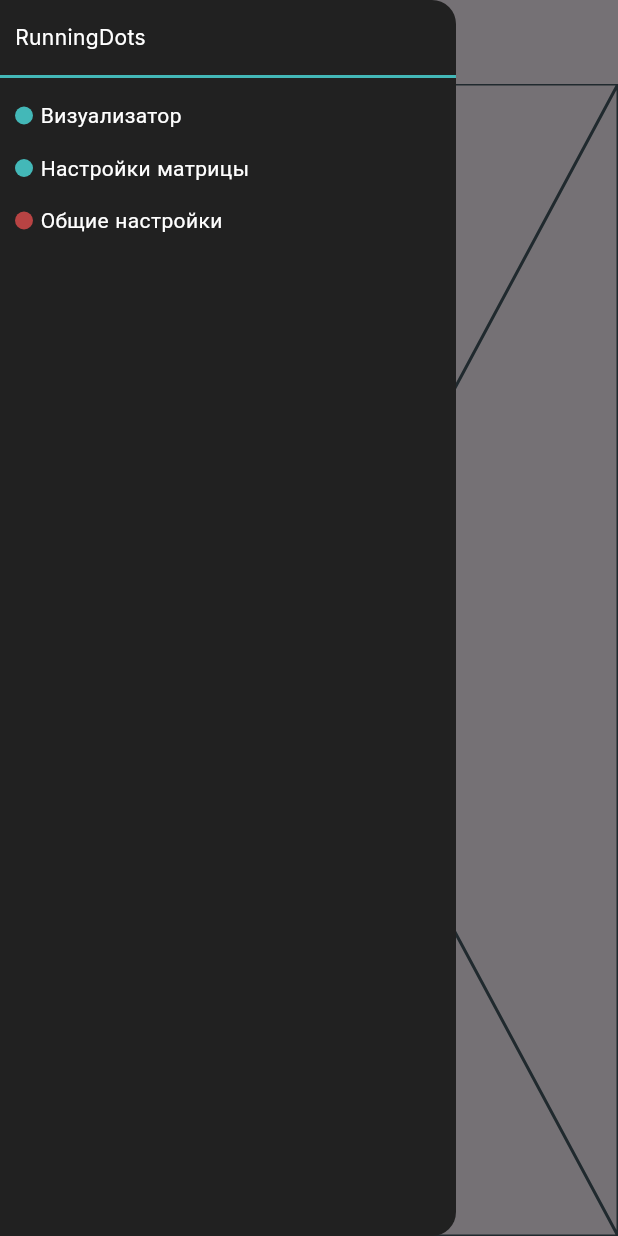
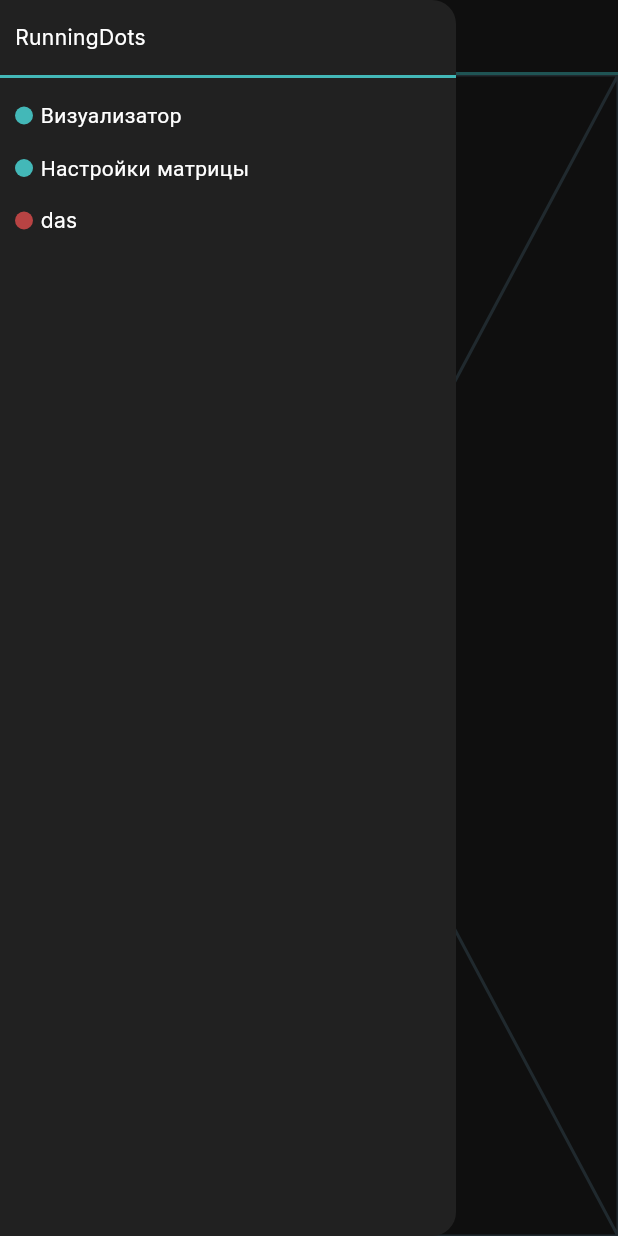
Before and after one commit to Dontlikeouy/runningdots, a Flutter app: the screen it shows after launch, with the side drawer open, on a phone screen of 412 x 824 dp. Run offline on Flutter 3.47's test engine with Material 3 defaults, Android fonts, the phone set to English and light mode, and no system bars.

Commit message:
Changes: 	new file:   lib/assets/names.dart 	new file:   lib/assets/style.dart 	modified:   lib/main.dart      добавил анимацию нажатия на кнопки в боковой панели      изменил AppBar

```diff
--- /dev/null
+++ b/lib/assets/names.dart
@@ -0,0 +1,3 @@
+class AppNames {
+  static const String title = "RunningDots";
+}
--- /dev/null
+++ b/lib/assets/style.dart
@@ -0,0 +1,5 @@
+import 'package:flutter/material.dart';
+
+class AppStyles {
+  static const text = TextStyle(fontSize: 14, fontWeight: FontWeight.w400, color: Colors.white, decorationColor: Colors.white);
+}
--- a/lib/main.dart
+++ b/lib/main.dart
@@ -1,5 +1,7 @@
 import 'package:flutter/material.dart';
 import 'package:runningdots/assets/colors.dart';
+import 'package:runningdots/assets/names.dart';
+import 'package:runningdots/assets/style.dart';
 import 'package:runningdots/page/visualizer.dart';
 
 void main() => runApp(const App());
@@ -13,42 +15,62 @@ class App extends StatefulWidget {
 
 class _AppState extends State<App> {
   final _title = 'RunningDots';
-  Widget _page = const Visualizer();
-
-  void _updatePage(Widget page) {
-    setState(() {
-      _page = page;
-    });
-  }
 
   @override
   Widget build(BuildContext context) {
     double screenWidth = MediaQuery.of(context).size.width;
-    const textStyle = TextStyle(fontSize: 14, fontWeight: FontWeight.w400, color: Colors.white, decorationColor: Colors.white);
     return MaterialApp(
       title: _title,
       theme: ThemeData(
-          fontFamily: 'Inter',
-          textTheme: const TextTheme(
-            displayLarge: textStyle,
-            displayMedium: textStyle,
-            displaySmall: textStyle,
-            headlineLarge: textStyle,
-            headlineMedium: textStyle,
-            headlineSmall: textStyle,
-            titleLarge: textStyle,
-            titleMedium: textStyle,
-            titleSmall: textStyle,
-            bodyLarge: textStyle,
-            bodyMedium: textStyle,
-            bodySmall: textStyle,
-            labelLarge: textStyle,
-            labelMedium: textStyle,
-            labelSmall: textStyle,
-          )),
-      home: Scaffold(
+          fontFamily: 'Inter', textTheme: const TextTheme(displayLarge: AppStyles.text, displayMedium: AppStyles.text, displaySmall: AppStyles.text, headlineLarge: AppStyles.text, headlineMedium: AppStyles.text, headlineSmall: AppStyles.text, titleLarge: AppStyles.text, titleMedium: AppStyles.text, titleSmall: AppStyles.text, bodyLarge: AppStyles.text, bodyMedium: AppStyles.text, bodySmall: AppStyles.text, labelLarge: AppStyles.text, labelMedium: AppStyles.text, labelSmall: AppStyles.text)),
+      home: Home(),
+    );
+  }
+}
+
+class Home extends StatefulWidget {
+  const Home({super.key});
+
+  @override
+  State<Home> createState() => _HomeState();
+}
+
+class _HomeState extends State<Home> {
+  Widget _page = const Visualizer();
+
+  @override
+  Widget build(BuildContext context) {
+    return Scaffold(
+      backgroundColor: AppColors.background,
       //Title
-        appBar: AppBar(title: Text(_title)),
+      appBar: AppBar(
+        toolbarHeight: 50,
+        elevation: 0.0,
+        shape: const Border(
+          bottom: BorderSide(color: AppColors.primary, width: 2),
+        ),
+        backgroundColor: Colors.transparent,
+        leading: Builder(
+          builder: (context) {
+            return Material(
+              color: AppColors.primary,
+              child: InkWell(
+                child: const Icon(
+                  Icons.menu,
+                  color: AppColors.background,
+                ),
+                onTap: () {
+                  Scaffold.of(context).openDrawer();
+                },
+              ),
+            );
+          },
+        ),
+        title: const Text(
+          AppNames.title,
+          style: AppStyles.text,
+        ),
+      ),
 
       //Content
       body: Center(
@@ -72,7 +94,7 @@ class _AppState extends State<App> {
                   ),
                 ),
               ),
-                child: Text(_title),
+              child: const Text(AppNames.title),
             ),
 
             //Page
@@ -80,74 +102,59 @@ class _AppState extends State<App> {
               child: ListView(
                 padding: const EdgeInsets.symmetric(horizontal: 10, vertical: 15),
                 children: [
-                    Row(
-                      mainAxisSize: MainAxisSize.min,
-                      children: [
-                        Container(
-                          width: 12,
-                          height: 12,
-                          decoration: const BoxDecoration(
-                            color: AppColors.primary,
-                            shape: BoxShape.circle,
-                          ),
-                        ),
-                        const SizedBox(width: 5),
-                        GestureDetector(
-                          child: const Text('Визуализатор'),
-                          onTap: () {
-                            _updatePage(const Text("sad"));
-                          },
-                        ),
-                      ],
+                  SideButton(
+                    "Визуализатор",
+                    () => Navigator.of(context).pop(),
+                    AppColors.primary,
                   ),
                   const SizedBox(height: 15),
-                    Row(
-                      mainAxisSize: MainAxisSize.min,
-                      children: [
-                        Container(
-                          width: 12,
-                          height: 12,
-                          decoration: const BoxDecoration(
-                            color: AppColors.primary,
-                            shape: BoxShape.circle,
-                          ),
-                        ),
-                        const SizedBox(width: 5),
-                        GestureDetector(
-                          child: const Text('Настройки матрицы'),
-                          onTap: () {
-                            _updatePage(const Text("sad"));
-                          },
-                        ),
-                      ],
+                  SideButton(
+                    "Настройки матрицы",
+                    () => _page = const Text("data"),
+                    AppColors.primary,
                   ),
                   const SizedBox(height: 15),
-                    Row(
-                      mainAxisSize: MainAxisSize.min,
-                      children: [
-                        Container(
-                          width: 12,
-                          height: 12,
-                          decoration: const BoxDecoration(
-                            color: AppColors.additional,
-                            shape: BoxShape.circle,
-                          ),
-                        ),
-                        const SizedBox(width: 5),
-                        GestureDetector(
-                          child: const Text('Общие настройки'),
-                          onTap: () {
-                            _updatePage(const Text("sad"));
-                          },
-                        ),
-                      ],
-                    ),
+                  SideButton(
+                    "das",
+                    () => _page = const Text("data"),
+                    AppColors.additional,
+                  )
                 ],
               ),
             ),
           ],
         ),
       ),
+    );
+  }
+}
+
+class SideButton extends StatelessWidget {
+  final void Function() onTap;
+  final String textButton;
+  final Color colorCircle;
+  const SideButton(this.textButton, this.onTap, this.colorCircle, {super.key});
+
+  @override
+  Widget build(BuildContext context) {
+    return InkWell(
+      onTap: onTap,
+      focusColor: Colors.transparent,
+      splashColor: Colors.transparent,
+      child: Row(
+        mainAxisSize: MainAxisSize.min,
+        children: [
+          Container(
+            width: 12,
+            height: 12,
+            decoration: BoxDecoration(
+              color: colorCircle,
+              shape: BoxShape.circle,
+            ),
+          ),
+          const SizedBox(width: 5),
+          Text(textButton)
+        ],
       ),
     );
   }
```
Lines whose indentation alone changed are shown as unchanged.
